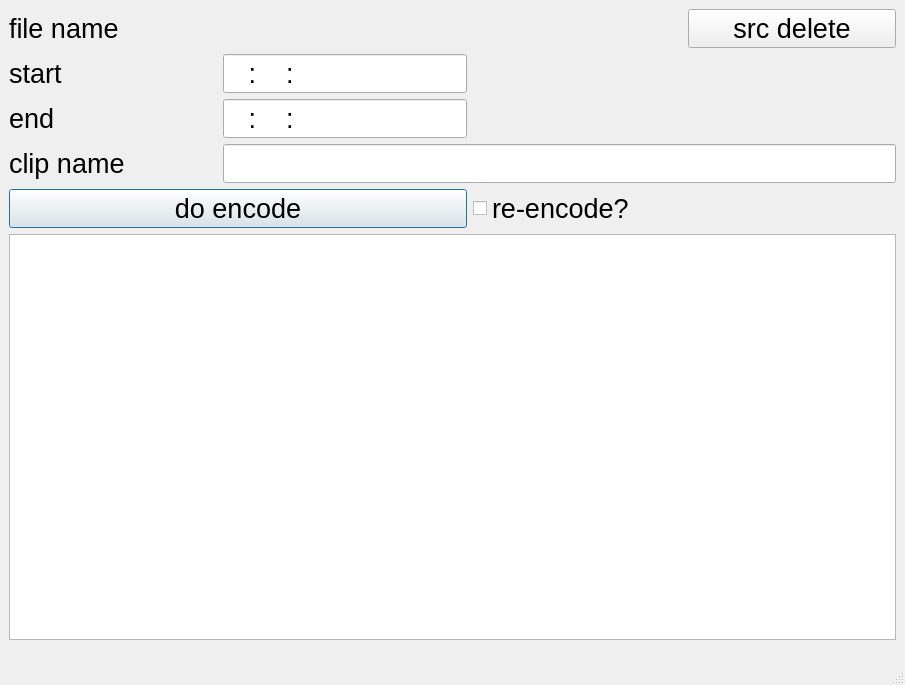
Old version of the form resource/gui_ffmpeg_main.ui in the repository ironcpa/utils.
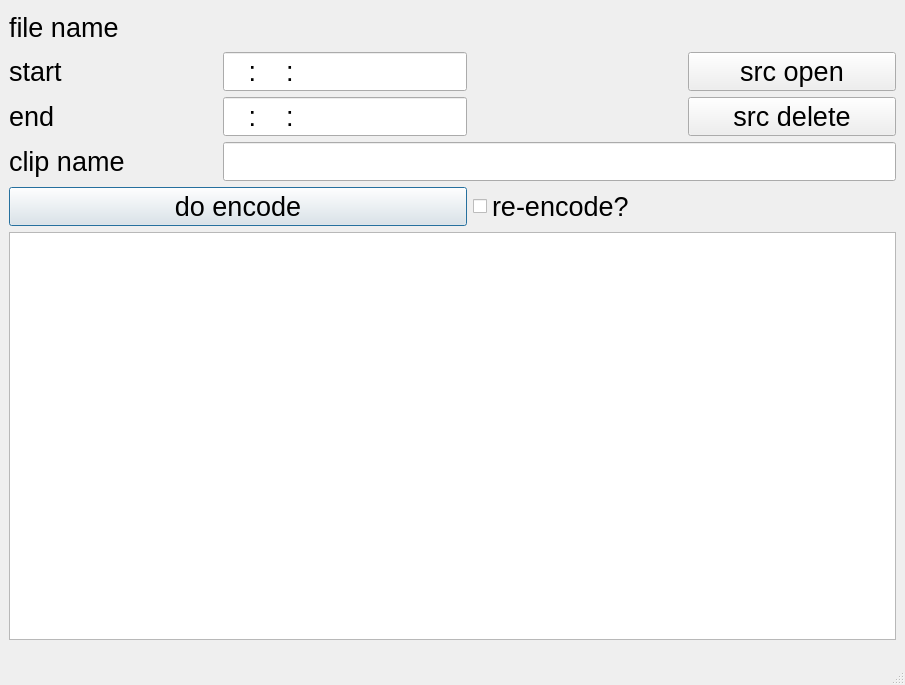
New version of the form.

Commit message: search : copy name and delete src file

Patch:
```diff
--- a/resource/gui_ffmpeg_main.ui
+++ b/resource/gui_ffmpeg_main.ui
@@ -90,23 +90,6 @@
         </property>
        </widget>
       </item>
-      <item row="0" column="1" colspan="2">
-       <widget class="QLabel" name="lbl_src_file">
-        <property name="text">
-         <string/>
-        </property>
-       </widget>
-      </item>
-      <item row="0" column="3">
-       <widget class="QPushButton" name="btn_del_src">
-        <property name="focusPolicy">
-         <enum>Qt::NoFocus</enum>
-        </property>
-        <property name="text">
-         <string>src delete</string>
-        </property>
-       </widget>
-      </item>
       <item row="5" column="0" colspan="2">
        <widget class="QPushButton" name="btn_encode">
         <property name="text">
@@ -120,6 +103,38 @@
         </property>
        </widget>
       </item>
+      <item row="2" column="3">
+       <widget class="QPushButton" name="btn_del_src">
+        <property name="focusPolicy">
+         <enum>Qt::NoFocus</enum>
+        </property>
+        <property name="text">
+         <string>src delete</string>
+        </property>
+       </widget>
+      </item>
+      <item row="1" column="3">
+       <widget class="QPushButton" name="btn_open_src">
+        <property name="focusPolicy">
+         <enum>Qt::NoFocus</enum>
+        </property>
+        <property name="text">
+         <string>src open</string>
+        </property>
+       </widget>
+      </item>
+      <item row="0" column="1" colspan="3">
+       <widget class="QLabel" name="lbl_src_file">
+        <property name="font">
+         <font>
+          <family>Agency FB</family>
+         </font>
+        </property>
+        <property name="text">
+         <string/>
+        </property>
+       </widget>
+      </item>
      </layout>
     </item>
     <item row="4" column="0">
```
The commit also changes 3 other files.
